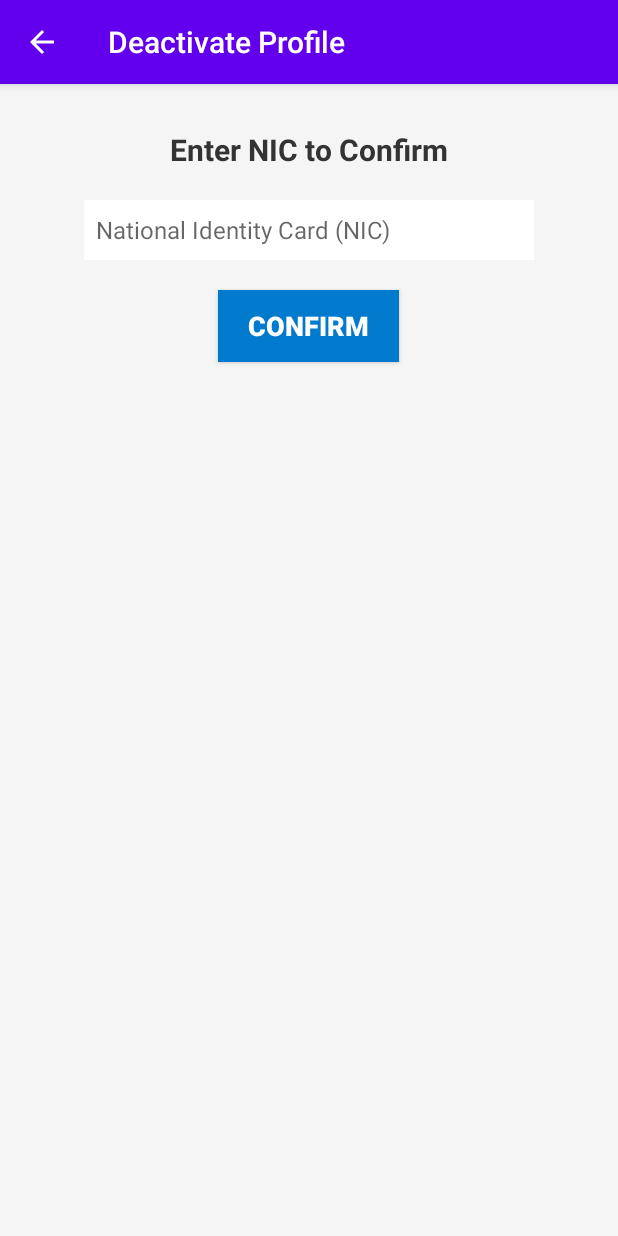
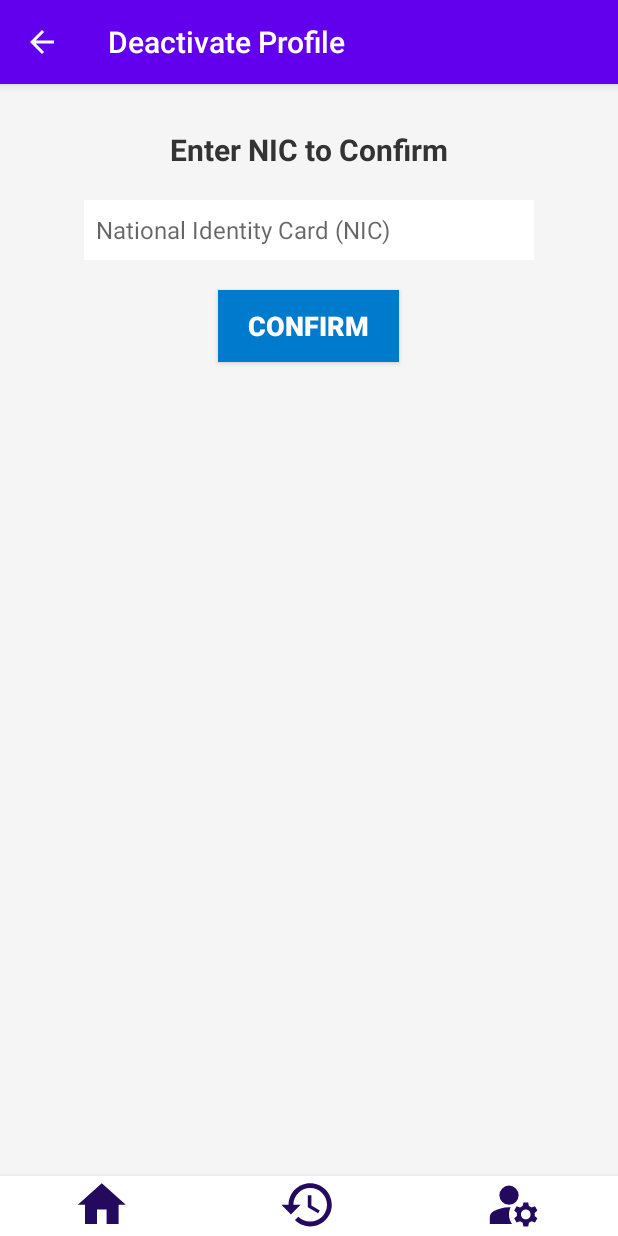
Before and after one commit to PasinduShavinda/Y4S2_EAD_PROJECT_TTRS_MOBILE, an Android app: the DeactivateProfile screen opened directly, with no data from a screen before it, on a phone screen of 412 x 824 dp. Run offline under Robolectric (Android 15) with nearby library versions, the phone set to English and light mode, and no system bars; our stand-ins replace Room's generated code.

Commit message:
Bottom navigation added

```diff
--- a/app/src/main/java/com/example/traveleasemobileapp/DeactivateProfile.java
+++ b/app/src/main/java/com/example/traveleasemobileapp/DeactivateProfile.java
@@ -25,7 +25,7 @@ import com.example.traveleasemobileapp.managers.ContextManager;
 import com.example.traveleasemobileapp.managers.DatabaseManager;
 import com.example.traveleasemobileapp.managers.DeactivateManager;
 import com.example.traveleasemobileapp.managers.LogInManager;
-
+import android.widget.ImageButton;
 public class DeactivateProfile extends AppCompatActivity {
 
     EditText nic;
@@ -34,6 +34,7 @@ public class DeactivateProfile extends AppCompatActivity {
     DatabaseManager databaseManager;
     LogInManager logInManager;
     ProgressDialog progressDialog;
+
     @Override
     protected void onCreate(Bundle savedInstanceState) {
         super.onCreate(savedInstanceState);
@@ -50,6 +51,26 @@ public class DeactivateProfile extends AppCompatActivity {
         this.nic = (EditText) findViewById(R.id.nicEditText);
         this.confirmBtn = findViewById(R.id.confirmBtn);
         this.confirmBtn.setOnClickListener(view -> onClickConfirm());
+
+        ImageButton item1Button = findViewById(R.id.bottom_nav_item1);
+        ImageButton item2Button = findViewById(R.id.bottom_nav_item2);
+        ImageButton item3Button = findViewById(R.id.bottom_nav_item3);
+
+        item1Button.setOnClickListener(view -> {
+            Intent intent = new Intent(this, ReservationSearch.class);
+            startActivity(intent);
+        });
+
+        item2Button.setOnClickListener(view -> {
+            Intent intent = new Intent(this, ReservatinHistory.class);
+            startActivity(intent);
+        });
+
+        item3Button.setOnClickListener(view -> {
+            Intent intent = new Intent(this, DeactivateProfile.class);
+            startActivity(intent);
+        });
+
     }
     /**
      * Handles the user's confirmation to deactivate the profile.
--- a/app/src/main/java/com/example/traveleasemobileapp/LogIn.java
+++ b/app/src/main/java/com/example/traveleasemobileapp/LogIn.java
@@ -81,7 +81,7 @@ public class LogIn extends AppCompatActivity {
         //logInManager.setLoggedInState(true);
         Toast.makeText(this, "SUCCESS", Toast.LENGTH_LONG).show();
         progressDialog.dismiss();
-        Intent intent = new Intent(this, MainHome.class);
+        Intent intent = new Intent(this, ReservationSearch.class);
         startActivity(intent);
         finish();
     }
--- /dev/null
+++ b/app/src/main/res/drawable/baseline_history_24.xml
@@ -0,0 +1,5 @@
+<vector android:height="40dp" android:tint="#240A5E"
+    android:viewportHeight="25" android:viewportWidth="25"
+    android:width="40dp" xmlns:android="http://schemas.android.com/apk/res/android">
+    <path android:fillColor="@android:color/white" android:pathData="M13,3c-4.97,0 -9,4.03 -9,9L1,12l3.89,3.89 0.07,0.14L9,12L6,12c0,-3.87 3.13,-7 7,-7s7,3.13 7,7 -3.13,7 -7,7c-1.93,0 -3.68,-0.79 -4.94,-2.06l-1.42,1.42C8.27,19.99 10.51,21 13,21c4.97,0 9,-4.03 9,-9s-4.03,-9 -9,-9zM12,8v5l4.28,2.54 0.72,-1.21 -3.5,-2.08L13.5,8L12,8z"/>
+</vector>
--- /dev/null
+++ b/app/src/main/res/drawable/baseline_home_24.xml
@@ -0,0 +1,5 @@
+<vector android:height="40dp" android:tint="#240A5E"
+    android:viewportHeight="25" android:viewportWidth="25"
+    android:width="40dp" xmlns:android="http://schemas.android.com/apk/res/android">
+    <path android:fillColor="@android:color/white" android:pathData="M10,20v-6h4v6h5v-8h3L12,3 2,12h3v8z"/>
+</vector>
--- /dev/null
+++ b/app/src/main/res/drawable/baseline_manage_accounts_24.xml
@@ -0,0 +1,7 @@
+<vector android:height="40dp" android:tint="#240A5E"
+    android:viewportHeight="25" android:viewportWidth="25"
+    android:width="40dp" xmlns:android="http://schemas.android.com/apk/res/android">
+    <path android:fillColor="@android:color/white" android:pathData="M10,8m-4,0a4,4 0,1 1,8 0a4,4 0,1 1,-8 0"/>
+    <path android:fillColor="@android:color/white" android:pathData="M10.67,13.02C10.45,13.01 10.23,13 10,13c-2.42,0 -4.68,0.67 -6.61,1.82C2.51,15.34 2,16.32 2,17.35V20h9.26C10.47,18.87 10,17.49 10,16C10,14.93 10.25,13.93 10.67,13.02z"/>
+    <path android:fillColor="@android:color/white" android:pathData="M20.75,16c0,-0.22 -0.03,-0.42 -0.06,-0.63l1.14,-1.01l-1,-1.73l-1.45,0.49c-0.32,-0.27 -0.68,-0.48 -1.08,-0.63L18,11h-2l-0.3,1.49c-0.4,0.15 -0.76,0.36 -1.08,0.63l-1.45,-0.49l-1,1.73l1.14,1.01c-0.03,0.21 -0.06,0.41 -0.06,0.63s0.03,0.42 0.06,0.63l-1.14,1.01l1,1.73l1.45,-0.49c0.32,0.27 0.68,0.48 1.08,0.63L16,21h2l0.3,-1.49c0.4,-0.15 0.76,-0.36 1.08,-0.63l1.45,0.49l1,-1.73l-1.14,-1.01C20.72,16.42 20.75,16.22 20.75,16zM17,18c-1.1,0 -2,-0.9 -2,-2s0.9,-2 2,-2s2,0.9 2,2S18.1,18 17,18z"/>
+</vector>
--- a/app/src/main/res/layout/activity_deactivate_profile.xml
+++ b/app/src/main/res/layout/activity_deactivate_profile.xml
@@ -42,5 +42,10 @@
         android:textStyle="bold"
         android:paddingStart="20dp"
         android:paddingEnd="20dp" />
+    <include
+        layout="@layout/bottom_navigation"
+        android:layout_width="match_parent"
+        android:layout_height="wrap_content"
+        android:layout_alignParentBottom="true" />
 
 </RelativeLayout>
--- a/app/src/main/res/layout/activity_reservation_search.xml
+++ b/app/src/main/res/layout/activity_reservation_search.xml
@@ -176,6 +176,8 @@ tools:context=".ReservationSearch">
 
         </LinearLayout>
     </ScrollView>
-
+    <include layout="@layout/bottom_navigation" android:layout_gravity="bottom"
+        android:layout_width="400dp"
+        android:layout_height="40dp" />
 
 </LinearLayout>
--- /dev/null
+++ b/app/src/main/res/layout/bottom_navigation.xml
@@ -0,0 +1,36 @@
+<?xml version="1.0" encoding="utf-8"?>
+<LinearLayout
+    xmlns:android="http://schemas.android.com/apk/res/android"
+    android:layout_width="match_parent"
+    android:layout_height="wrap_content"
+    android:orientation="horizontal"
+    android:background="?android:attr/windowBackground"
+    android:elevation="8dp">
+
+    <ImageButton
+        android:id="@+id/bottom_nav_item1"
+        android:layout_width="0dp"
+        android:layout_height="wrap_content"
+        android:layout_weight="1"
+        android:layout_gravity="center"
+        android:background="@color/white"
+        android:src="@drawable/baseline_home_24" />
+
+    <ImageButton
+        android:id="@+id/bottom_nav_item2"
+        android:layout_width="0dp"
+        android:layout_height="wrap_content"
+        android:layout_weight="1"
+        android:layout_gravity="center"
+        android:background="@color/white"
+        android:src="@drawable/baseline_history_24" />
+
+    <ImageButton
+        android:id="@+id/bottom_nav_item3"
+        android:layout_width="0dp"
+        android:layout_height="wrap_content"
+        android:layout_weight="1"
+        android:layout_gravity="center"
+        android:background="@color/white"
+        android:src="@drawable/baseline_manage_accounts_24" />
+</LinearLayout>
--- a/app/src/main/res/layout/reservation_card_item.xml
+++ b/app/src/main/res/layout/reservation_card_item.xml
@@ -64,7 +64,7 @@ app:cardUseCompatPadding="true">
             android:layout_centerVertical="true"
             android:layout_marginEnd="16dp"
             android:padding="20dp"
-        android:background="@drawable/white_backgroud_btn"/>
+            android:background="@color/white"/>
 
 
         <ImageButton
@@ -74,7 +74,7 @@ app:cardUseCompatPadding="true">
             android:src="@drawable/delete"
             android:layout_toLeftOf="@id/editIconButton"
             android:layout_centerVertical="true"
-        android:background="@drawable/white_backgroud_btn"
+            android:background="@color/white"
             android:layout_marginEnd="16dp" />
 
     </RelativeLayout>
--- a/app/src/main/res/values/themes.xml
+++ b/app/src/main/res/values/themes.xml
@@ -21,6 +21,10 @@
     <style name="RedButtonStyle" parent="Widget.AppCompat.Button">
         <item name="android:textColor">#FF0000</item> <!-- Set text color to red -->
     </style>
+    <style name="DatePickerTheme" parent="Theme.AppCompat.Light.Dialog">
+        <item name="colorAccent">@color/main</item> <!-- Change colorAccent to your desired color -->
+        <item name="android:textColorPrimary">@color/black</item> <!-- Change textColorPrimary to your desired text color -->
+    </style>
     <style name="Theme.TravelEaseMobileApp.AppBarOverlay" parent="ThemeOverlay.AppCompat.Dark.ActionBar" />
 
     <style name="Theme.TravelEaseMobileApp.PopupOverlay" parent="ThemeOverlay.AppCompat.Light" />
```
Also changed, not shown: app/src/main/AndroidManifest.xml (+9 -10 lines), app/src/main/java/com/example/traveleasemobileapp/ReservatinHistory.java (+77 -44 lines), app/src/main/java/com/example/traveleasemobileapp/ReservationSearch.java (+57 -3 lines), app/src/main/res/layout/activity_reservatin_history.xml (+13 -6 lines). Lines whose indentation alone changed are shown as unchanged.
